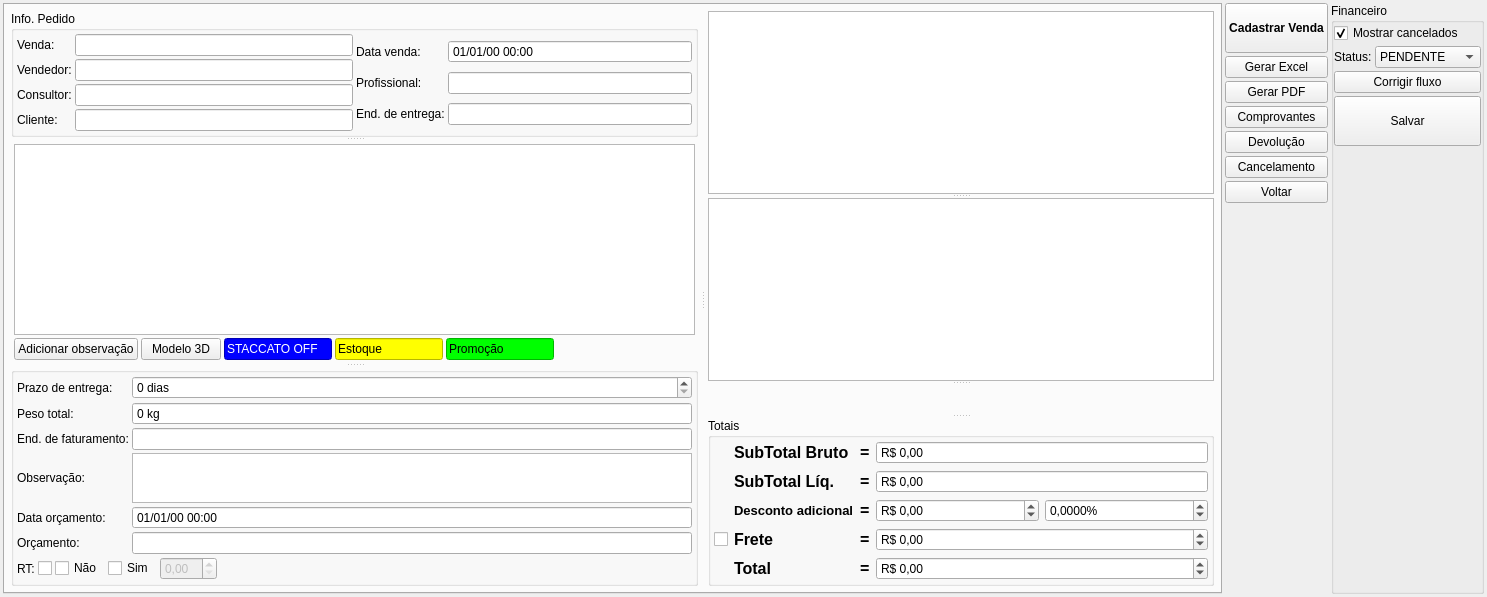
Qt form ui/venda.ui (darktorres/ERP-STACCATO) before a commit.
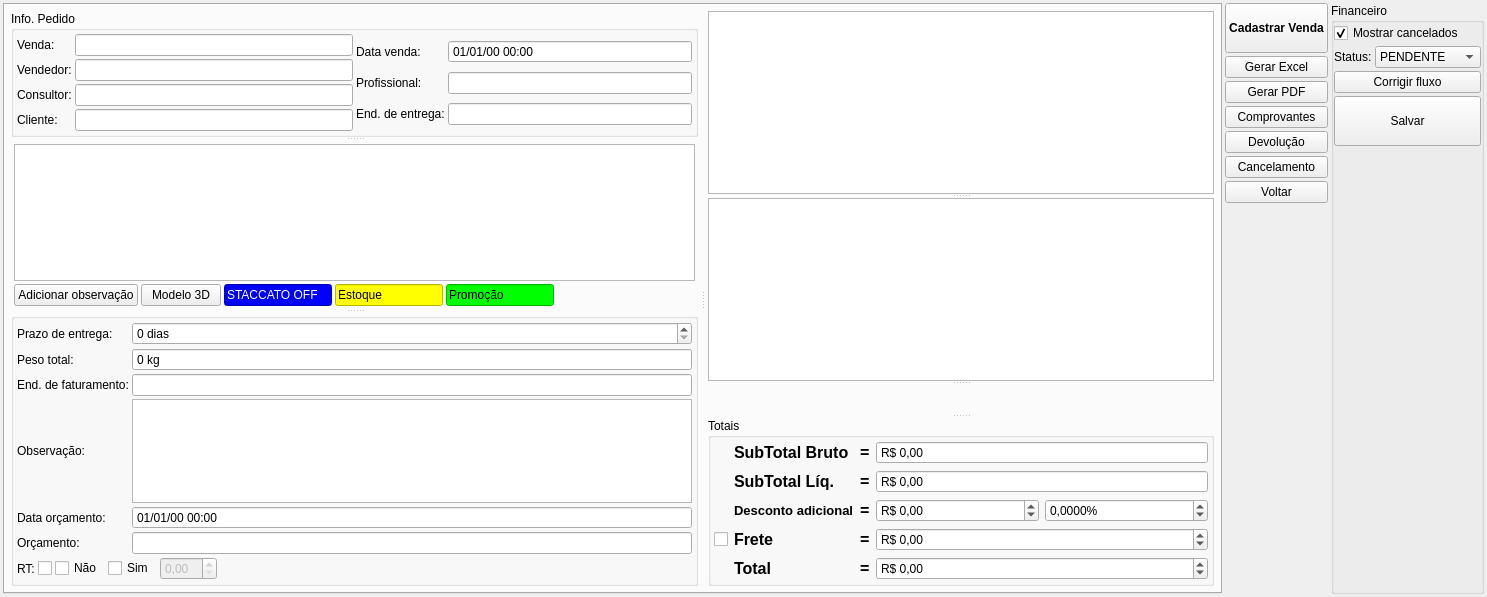
The same form after that commit. Custom widgets are drawn as their Qt base class.

The edit to the form file:
```diff
--- a/ui/venda.ui
+++ b/ui/venda.ui
@@ -640,20 +640,7 @@
                 </widget>
                </item>
                <item row="4" column="1">
-                <widget class="QPlainTextEdit" name="plainTextEdit">
-                 <property name="sizePolicy">
-                  <sizepolicy hsizetype="Expanding" vsizetype="Fixed">
-                   <horstretch>0</horstretch>
-                   <verstretch>0</verstretch>
-                  </sizepolicy>
-                 </property>
-                 <property name="maximumSize">
-                  <size>
-                   <width>16777215</width>
-                   <height>50</height>
-                  </size>
-                 </property>
-                </widget>
+                <widget class="QPlainTextEdit" name="plainTextEdit"/>
                </item>
               </layout>
              </widget>
```
Left out of the diff: 9 changed lines with no effect on the pictures.
